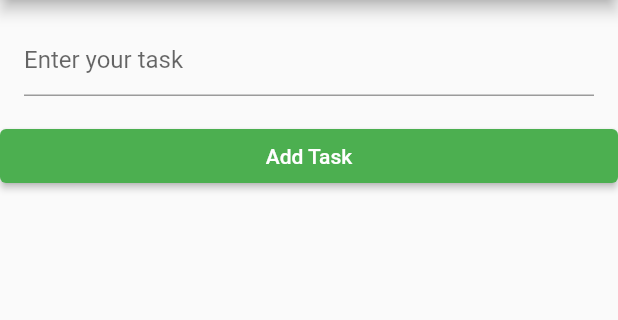
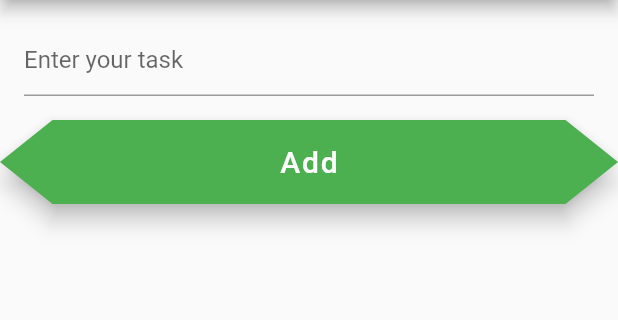
Before and after one commit to DhorajiyaNency07/My_To_Do_App, a Flutter app: the screen it shows after launch, on a phone screen of 412 x 824 dp, the part 84-404 px from its top. Run offline on Flutter 3.47's test engine with Material 2 defaults, Android fonts, the phone set to English and light mode, and no system bars; our stand-ins replace shared_preferences.

Commit message:
02/03/2023

```diff
--- a/lib/homeScreen.dart
+++ b/lib/homeScreen.dart
@@ -27,7 +27,10 @@ class TasksScreen extends StatelessWidget {
               ),
             ),
           ),
-          ElevatedButton(
+          FloatingActionButton(
+              shape: const BeveledRectangleBorder(
+                borderRadius: BorderRadius.all(Radius.circular(35)),
+              ),
               onPressed: () {
                 final taskName = taskNameController.text;
                 if (taskName.isNotEmpty) {
@@ -35,8 +38,7 @@ class TasksScreen extends StatelessWidget {
                   taskNameController.clear();
                 }
               },
-            child: const Text('Add Task'),
-          ),
+              child: const Text("Add",style: TextStyle(fontSize: 20),)),
           Expanded(
             child: ListView.builder(
               itemCount: taskData.tasks.length,
```
Lines whose indentation alone changed are shown as unchanged.
